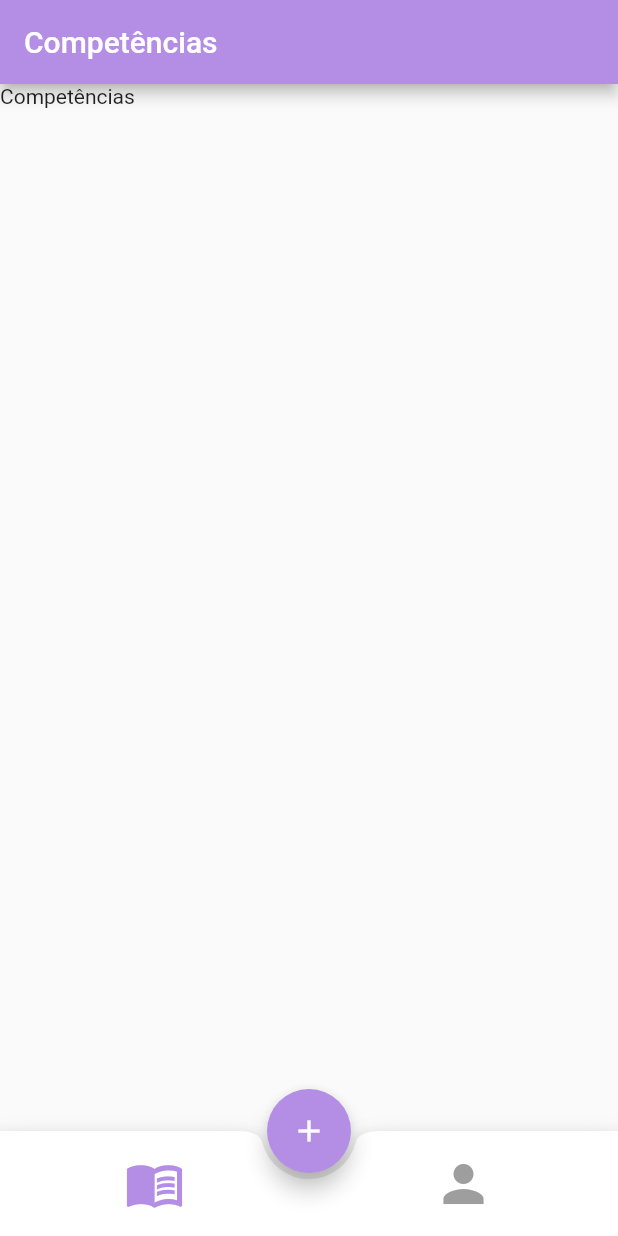
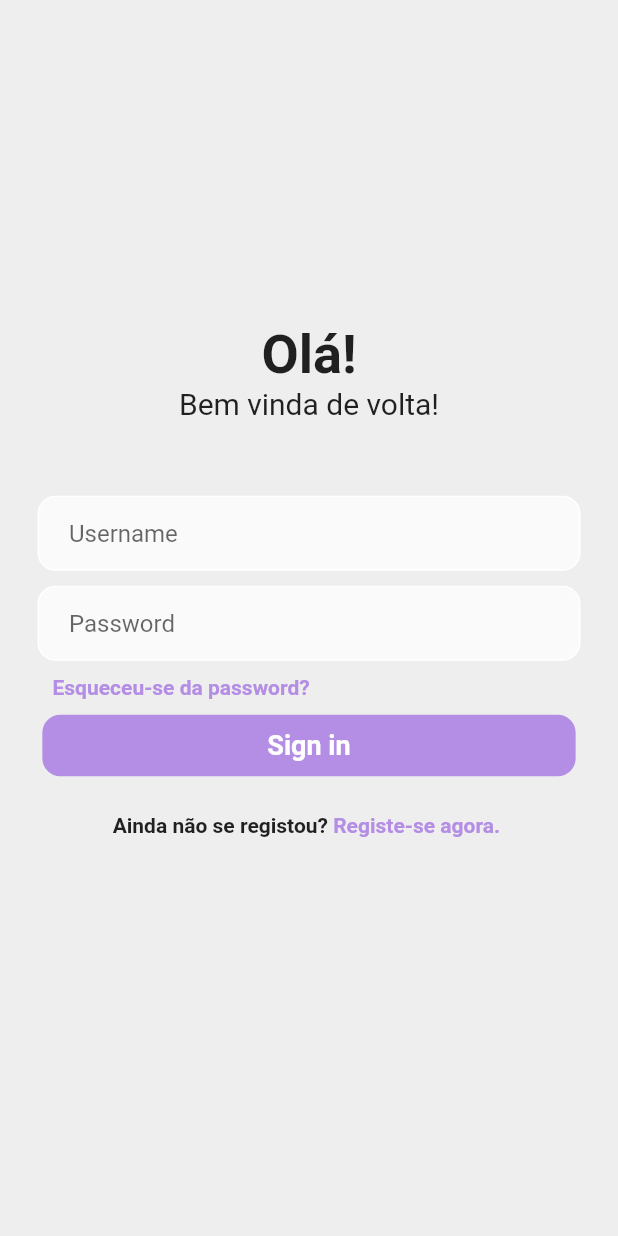
Before and after one commit to MartaMariz/PI_PCAs, a Flutter app: the screen it shows after launch, on a phone screen of 412 x 824 dp. Run offline on Flutter 3.47's test engine with Material 2 defaults, Android fonts, the phone set to English and light mode, and no system bars; our stand-ins replace firebase_core; accounts and stored records are empty.

Commit message:
login normal and code signup

```diff
--- a/lib/main.dart
+++ b/lib/main.dart
@@ -1,5 +1,8 @@
 import 'package:flutter/material.dart';
 import 'package:firebase_core/firebase_core.dart';
+import 'package:pi_pcas/view/pages/auth/auth_page_view.dart';
+import 'package:pi_pcas/view/pages/auth/login_view.dart';
+import 'package:pi_pcas/view/pages/auth/register_view.dart';
 
 import 'view/pages/home_page_view.dart';
 import 'theme.dart';
@@ -32,7 +35,7 @@ class MyApp extends StatelessWidget {
         primarySwatch: materialMainColor,
 
       ),
-      home: const MyHomePage(title: 'Intervenção PCAs'),
+      home:  AuthPage()
     );
   }
 }
--- /dev/null
+++ b/lib/view/pages/auth/auth_page_view.dart
@@ -0,0 +1,40 @@
+import 'package:flutter/cupertino.dart';
+import 'package:flutter/material.dart';
+import 'package:pi_pcas/view/pages/auth/login_view.dart';
+
+import 'login_view.dart';
+import 'register_view.dart';
+
+import '../../../theme.dart';
+
+class AuthPage extends StatefulWidget{
+  @override
+  _AuthPage createState() => _AuthPage();
+
+}
+
+
+class _AuthPage extends State<AuthPage>{
+  //initially show the login page
+  bool showLoginPage = true;
+
+  void toggleScreens(){
+
+    setState(() {
+      showLoginPage = !showLoginPage;
+    });
+
+
+  }
+
+  @override
+  Widget build(BuildContext context) {
+    if (showLoginPage){
+      return LoginPage(showRegisterPage: toggleScreens) ;
+    }
+    else{
+      return RegisterPage(showLoginPage:  toggleScreens);
+    }
+  }
+
+}
--- /dev/null
+++ b/lib/view/pages/auth/login_view.dart
@@ -0,0 +1,182 @@
+import 'package:flutter/cupertino.dart';
+import 'package:flutter/material.dart';
+import 'package:pi_pcas/view/pages/home_page_view.dart';
+
+import '../../../theme.dart';
+import 'login_code_view.dart';
+
+class LoginPage extends StatefulWidget{
+  final VoidCallback showRegisterPage;
+  const LoginPage({Key? key, required this.showRegisterPage}): super(key: key);
+
+  @override
+  _LoginPage createState() => _LoginPage();
+
+}
+
+
+class _LoginPage extends State<LoginPage>{
+  //controllers
+  final _usernamaController = TextEditingController();
+  final _passwordController = TextEditingController();
+
+  Future signIn() async{
+    //usar os controllers.text e tals
+    Navigator.pushReplacement(
+      context,
+      MaterialPageRoute(builder: (context) => const MyHomePage(),
+    )
+    );
+
+  }
+
+  @override
+  Widget build(BuildContext context) {
+    return Scaffold(
+      backgroundColor: Colors.grey[200],
+      body: SafeArea(
+          child: Column(
+            mainAxisAlignment: MainAxisAlignment.center,
+            children:  [
+              //welcome
+              const Text('Olá!',
+              style: TextStyle(
+                fontWeight: FontWeight.bold,
+                fontSize: 36
+              )
+          ),
+            const Text('Bem vinda de volta!',
+              style: TextStyle(
+                  fontSize: 20
+              )
+            ),
+            const SizedBox( height: 50,),
+
+              //username input
+              Padding( padding: const EdgeInsets.symmetric(horizontal: 25.0),
+              child: Container(
+                  decoration: BoxDecoration(
+                    color: Colors.grey[50],
+                    border: Border.all(color: Colors.white),
+                    borderRadius: BorderRadius.circular(12),
+                  ),
+                  child:  Padding(
+                      padding: const EdgeInsets.only(left: 20.0),
+                      child: TextField(
+                        controller: _usernamaController,
+                        decoration: const InputDecoration(
+                            border: InputBorder.none,
+                            hintText: 'Username'
+                        ),
+                      )
+
+                  )
+              )
+              ),
+              const SizedBox( height: 10,),
+
+
+              //password input
+              Padding( padding: const EdgeInsets.symmetric(horizontal: 25.0),
+                  child: Container(
+                      decoration: BoxDecoration(
+                        color: Colors.grey[50],
+                        border: Border.all(color: Colors.white),
+                        borderRadius: BorderRadius.circular(12),
+                      ),
+                      child: Padding(
+                          padding: const EdgeInsets.only(left: 20.0),
+                          child: TextField(
+                            controller: _passwordController,
+                            obscureText: true,
+                            decoration: const InputDecoration(
+                                border: InputBorder.none,
+                                hintText: 'Password'
+                            ),
+                          )
+
+                      )
+                  )
+              ),
+              const SizedBox(height: 10,),
+              GestureDetector(
+                onTap: (){
+                  Navigator.pushReplacement(
+                    context, MaterialPageRoute(builder: (context) => const LoginCodePage()
+                  )
+                  );
+                },
+                child: Padding(
+                  padding: const EdgeInsets.symmetric(horizontal: 35.0),
+                  child: Row(
+                    mainAxisAlignment: MainAxisAlignment.start,
+                    children: const [Text('Esqueceu-se da password?',
+                      style: TextStyle(
+                        fontWeight: FontWeight.bold,
+                        color: mainColor,
+                      )
+                  ),
+            ],
+                  ),
+                ),
+              ),
+              const SizedBox( height: 10,),
+
+              //signin button
+              Padding(padding: const EdgeInsets.symmetric(horizontal: 1.0),
+                child: GestureDetector(
+                  onTap: signIn,
+                  child: Container(
+                    padding: const EdgeInsets.fromLTRB(150, 10, 150, 10),
+                    decoration:  BoxDecoration(
+                      color: mainColor,
+                      borderRadius: BorderRadius.circular(12),
+                    ),
+                    child: const Text(
+                      'Sign in',
+                      style: TextStyle(
+                        color:  Colors.white,
+                        fontWeight: FontWeight.bold,
+                        fontSize: 18
+                      )
+                    )
+                  ),
+                ),
+              ),
+              const SizedBox( height: 25,),
+
+              Row(
+                mainAxisAlignment: MainAxisAlignment.center,
+                children:  [
+                  const Text('Ainda não se registou? ',
+                  style: TextStyle(
+                    fontWeight: FontWeight.bold
+                  ),),
+                  GestureDetector(
+                    onTap: widget.showRegisterPage,
+                    child: const Text('Registe-se agora. ',
+                        style: TextStyle(
+                          fontWeight: FontWeight.bold,
+                          color: mainColor,
+                        )),
+                  )
+                ],
+              ),
+              const SizedBox( height: 50,),
+
+
+
+
+
+
+
+            ],
+
+          )
+
+      )
+
+    );
+  }
+
+}
--- a/lib/view/pages/home_page_view.dart
+++ b/lib/view/pages/home_page_view.dart
@@ -8,7 +8,7 @@ import 'package:pi_pcas/view/pages/skills_view.dart';
 import '../../theme.dart';
 
 class MyHomePage extends StatefulWidget {
-  const MyHomePage({Key? key, required this.title}) : super(key: key);
+  const MyHomePage({Key? key}) : super(key: key);
 
   // This widget is the home page of your application. It is stateful, meaning
   // that it has a State object (defined below) that contains fields that affect
@@ -19,7 +19,6 @@ class MyHomePage extends StatefulWidget {
   // used by the build method of the State. Fields in a Widget subclass are
   // always marked "final".
 
-  final String title;
 
   @override
   State<MyHomePage> createState() => _MyHomePageState();
--- /dev/null
+++ b/lib/view/pages/main_page.dart
@@ -0,0 +1,2 @@
+// chamado inicialmente se estiver logado home senão login
+//https://www.youtube.com/watch?v=Mfa3u3naQew
```
Also changed, not shown: lib/view/pages/auth/login_code_view.dart (added, +136 -0 lines), lib/view/pages/auth/register_view.dart (added, +226 -0 lines).
